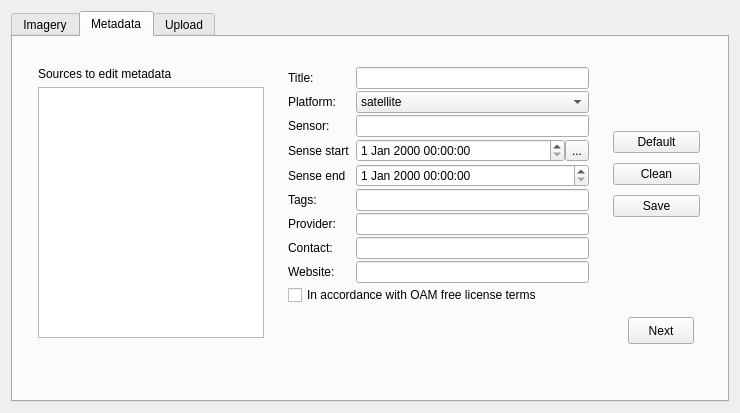
Before: the Qt Designer form OpenAerialMap/oam_client_dialog_base.ui in hotosm/oam-qgis-plugin, drawn with Qt 5.
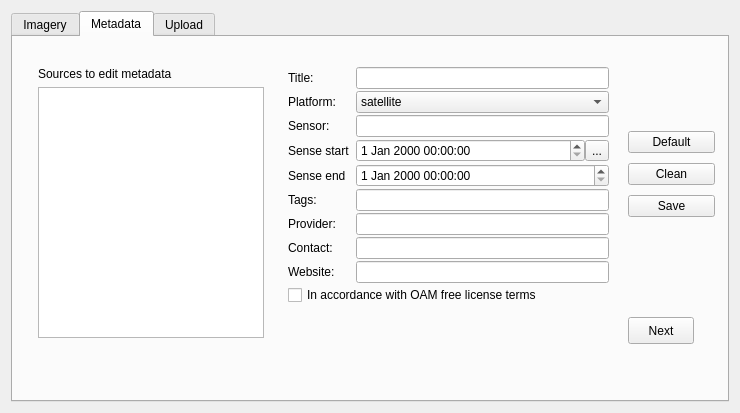
After: the same form once the commit is applied. The open tabs and pages were chosen to show the change.

Commit message: Added Next tab button and reload layers

The edit to the form file:
```diff
--- a/OpenAerialMap/oam_client_dialog_base.ui
+++ b/OpenAerialMap/oam_client_dialog_base.ui
@@ -235,7 +235,7 @@
         <rect>
          <x>275</x>
          <y>30</y>
-         <width>301</width>
+         <width>321</width>
          <height>274</height>
         </rect>
        </property>
@@ -412,7 +412,7 @@
       <widget class="QWidget" name="layoutWidget">
        <property name="geometry">
         <rect>
-         <x>600</x>
+         <x>615</x>
          <y>90</y>
          <width>87</width>
          <height>95</height>
```
Left out of the diff: 2 changed lines with no effect on the pictures. The commit also changes 1 other file.
